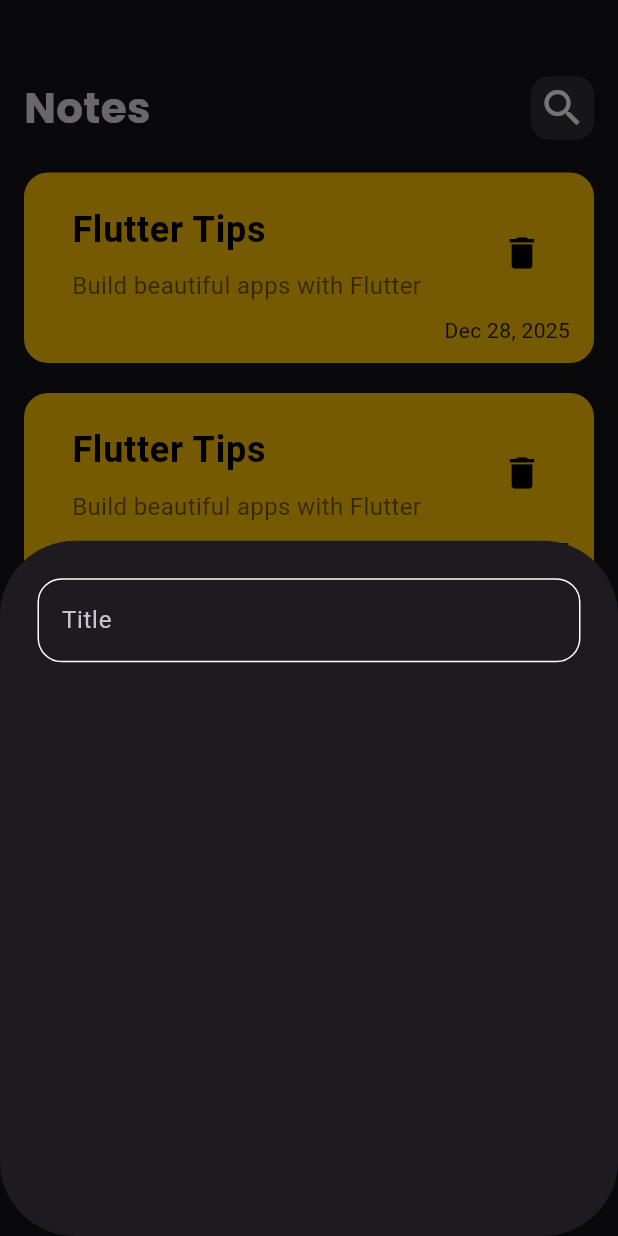
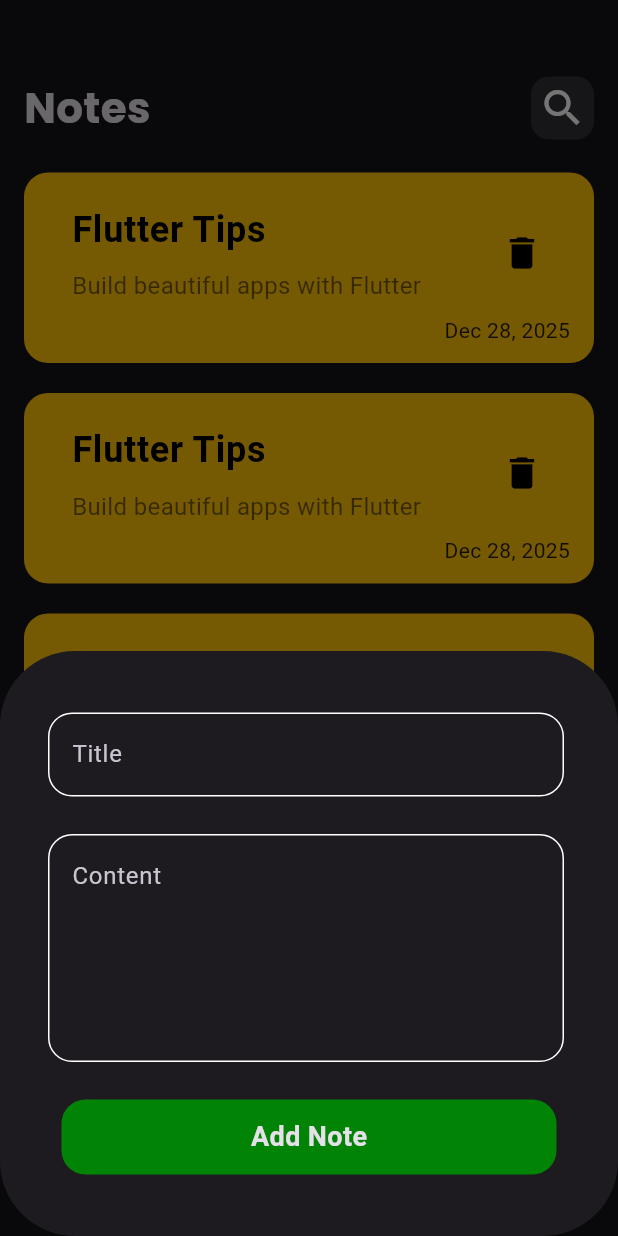
Before and after one commit to Sheriif80/notes_app, a Flutter app: the screen it shows after launch, after a tap on the "add" icon, on a phone screen of 412 x 824 dp. Run offline on Flutter 3.47's test engine with Material 3 defaults, Android fonts, the phone set to English and light mode, and no system bars; our stand-ins replace google_fonts.

Commit message:
added new custom button and finished adding new note widget

```diff
--- /dev/null
+++ b/lib/models/note_model.dart
@@ -0,0 +1,11 @@
+class NoteModel {
+  String title;
+  String content;
+  DateTime createdAt;
+
+  NoteModel({
+    required this.title,
+    required this.content,
+    required this.createdAt,
+  });
+}
--- a/lib/views/notes_view.dart
+++ b/lib/views/notes_view.dart
@@ -1,4 +1,5 @@
 import 'package:flutter/material.dart';
+import 'package:notes_app/constants.dart';
 import 'package:notes_app/widgets/add_new_note.dart';
 import 'package:notes_app/widgets/notes_view_body.dart';
 
@@ -10,9 +11,10 @@ class NotesView extends StatelessWidget {
     return Scaffold(
       floatingActionButton: FloatingActionButton(
         shape: const CircleBorder(),
-        backgroundColor: Colors.indigo,
+        backgroundColor: KprimaryColor,
         onPressed: () {
           showModalBottomSheet(
+            isScrollControlled: true,
             shape: RoundedRectangleBorder(borderRadius: .circular(50)),
             context: context,
             builder: (context) {
--- a/lib/widgets/add_new_note.dart
+++ b/lib/widgets/add_new_note.dart
@@ -1,4 +1,5 @@
 import 'package:flutter/material.dart';
+import 'package:notes_app/widgets/custom_button.dart';
 import 'package:notes_app/widgets/custom_text_field.dart';
 
 class AddNewNote extends StatelessWidget {
@@ -6,6 +7,23 @@ class AddNewNote extends StatelessWidget {
 
   @override
   Widget build(BuildContext context) {
-    return Column(children: [CustomTextField()]);
+    return Padding(
+      padding: EdgeInsets.only(
+        bottom: MediaQuery.of(context).viewInsets.bottom,
+        left: 16,
+        right: 16,
+        top: 16,
+      ),
+      child: SingleChildScrollView(
+        child: Column(
+          children: [
+            CustomTextField(hint: 'Title'),
+            CustomTextField(hint: 'Content', maxLines: 5),
+            CustomButton(),
+            SizedBox(height: 16),
+          ],
+        ),
+      ),
+    );
   }
 }
--- /dev/null
+++ b/lib/widgets/custom_button.dart
@@ -0,0 +1,25 @@
+import 'package:flutter/material.dart';
+import 'package:notes_app/constants.dart';
+
+class CustomButton extends StatelessWidget {
+  const CustomButton({super.key});
+
+  @override
+  Widget build(BuildContext context) {
+    return Container(
+      margin: const EdgeInsets.all(25),
+      decoration: BoxDecoration(
+        borderRadius: BorderRadius.circular(16),
+        color: KprimaryColor,
+      ),
+      width: MediaQuery.of(context).size.width,
+      height: 50,
+      child: const Center(
+        child: Text(
+          'Add Note',
+          style: TextStyle(fontSize: 18, fontWeight: .bold),
+        ),
+      ),
+    );
+  }
+}
--- a/lib/widgets/custom_text_field.dart
+++ b/lib/widgets/custom_text_field.dart
@@ -2,18 +2,21 @@ import 'package:flutter/material.dart';
 import 'package:notes_app/constants.dart';
 
 class CustomTextField extends StatelessWidget {
-  const CustomTextField({super.key});
+  const CustomTextField({super.key, required this.hint, this.maxLines = 1});
+
+  final String hint;
+  final int maxLines;
 
   @override
   Widget build(BuildContext context) {
     return Padding(
-      padding: const EdgeInsets.all(25),
+      padding: const EdgeInsets.only(top: 25, right: 20, left: 16),
       child: TextField(
+        maxLines: maxLines,
         decoration: InputDecoration(
-          hintText: 'Title',
+          hintText: hint,
           enabledBorder: borderDecoration(),
           border: borderDecoration(),
-
           focusedBorder: borderDecoration(color: KprimaryColor),
         ),
       ),
```
